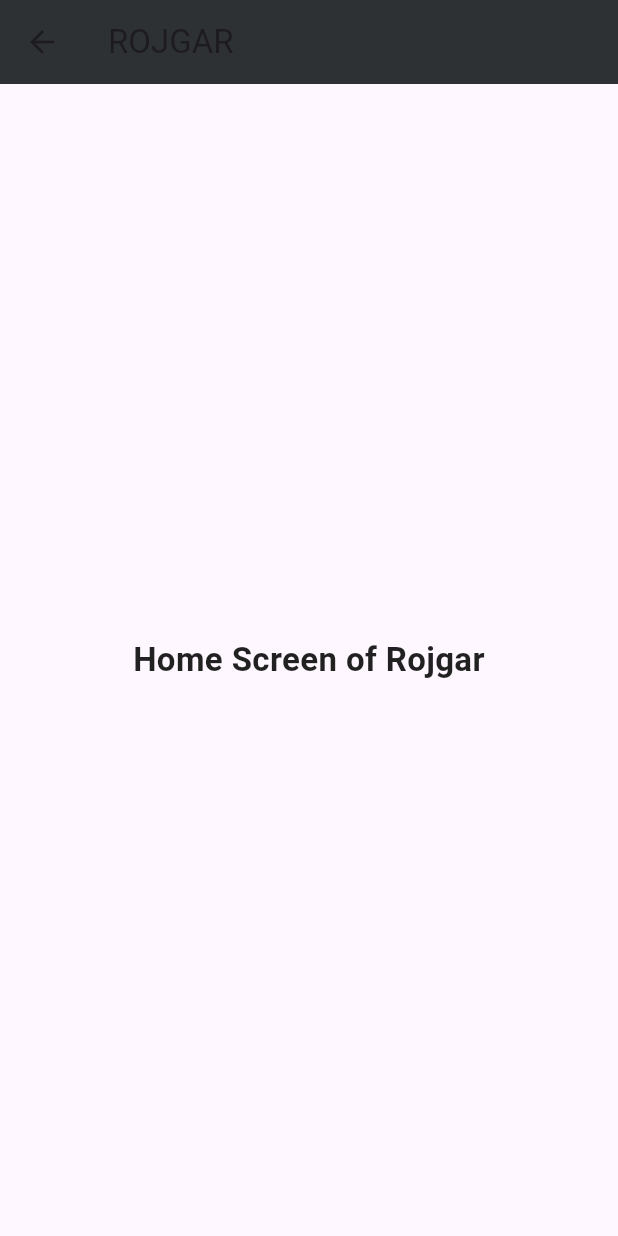
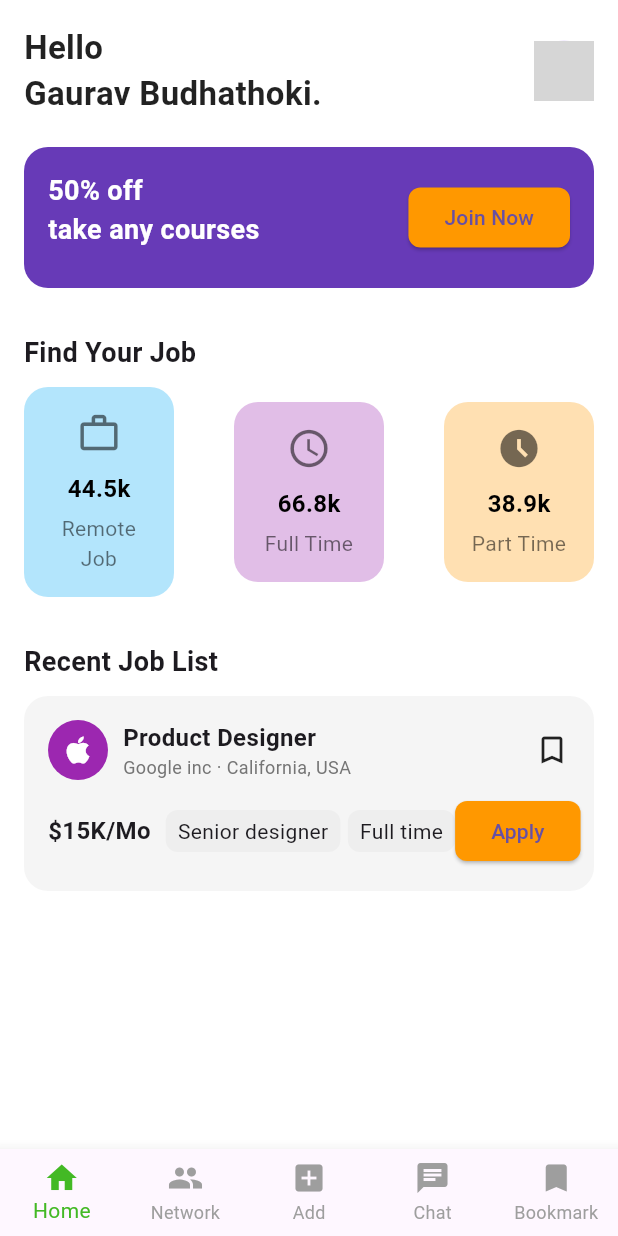
Before and after one commit to Gauravbudhathoki/rojgar_final, a Flutter app: the LoginScreen screen opened directly, after a tap on "Login", on a phone screen of 412 x 824 dp. Run offline on Flutter 3.47's test engine with Material 3 defaults, Android fonts, the phone set to English and light mode, and no system bars; our stand-ins replace smooth_page_indicator; network calls fail; grey boxes are pictures that could not be loaded.

Commit message:
All done

```diff
--- a/lib/main.dart
+++ b/lib/main.dart
@@ -1,5 +1,6 @@
 import 'package:flutter/material.dart';
-import 'package:rojgar/screens/splash_screen.dart';
+import 'package:rojgar/screens/buttom_navigation_screen.dart';
+// import 'package:rojgar/screens/splash_screen.dart';
 // import 'package:rojgar_1/screens/onboarding_screen.dart';
 // import 'screens/login_screen.dart';
 
@@ -16,7 +17,7 @@ class MyApp extends StatelessWidget {
     return MaterialApp(
       debugShowCheckedModeBanner: false,
       title: 'Rojgar',
-      home: const SplashScreen(),
+      home: const ButtomNavigationScreen(),
 
 
     );
--- /dev/null
+++ b/lib/screens/buttom_navigation_screen.dart
@@ -0,0 +1,65 @@
+import 'package:flutter/material.dart';
+import 'buttom_screens/add_screen.dart';
+import 'buttom_screens/bookmark_screen.dart';
+import 'buttom_screens/chat_screen.dart';
+import 'buttom_screens/home_screen.dart';
+import 'buttom_screens/network_screen.dart';
+
+class ButtomNavigationScreen extends StatefulWidget {
+  const ButtomNavigationScreen({super.key});
+
+  @override
+  State<ButtomNavigationScreen> createState() => _ButtomNavigationScreenState();
+}
+
+class _ButtomNavigationScreenState extends State<ButtomNavigationScreen> {
+  int _currentIndex = 0;
+
+  final List<Widget> _screens = const [
+    HomeScreen(),
+    NetworkScreen(),
+    AddScreen(),
+    ChatScreen(),
+    BookmarkScreen(),
+  ];
+
+  @override
+  Widget build(BuildContext context) {
+    return Scaffold(
+      body: _screens[_currentIndex],
+      bottomNavigationBar: BottomNavigationBar(
+        currentIndex: _currentIndex,
+        type: BottomNavigationBarType.fixed,
+        selectedItemColor: Color(0xFF43B925),
+        unselectedItemColor: Colors.grey,
+        onTap: (index) {
+          setState(() {
+            _currentIndex = index;
+          });
+        },
+        items: const [
+          BottomNavigationBarItem(
+            icon: Icon(Icons.home),
+            label: 'Home',
+          ),
+          BottomNavigationBarItem(
+            icon: Icon(Icons.people),
+            label: 'Network',
+          ),
+          BottomNavigationBarItem(
+            icon: Icon(Icons.add_box),
+            label: 'Add',
+          ),
+          BottomNavigationBarItem(
+            icon: Icon(Icons.chat),
+            label: 'Chat',
+          ),
+          BottomNavigationBarItem(
+            icon: Icon(Icons.bookmark),
+            label: 'Bookmark',
+          ),
+        ],
+      ),
+    );
+  }
+}
--- /dev/null
+++ b/lib/screens/buttom_screens/home_screen.dart
@@ -0,0 +1,230 @@
+import 'package:flutter/material.dart';
+
+class HomeScreen extends StatelessWidget {
+  const HomeScreen({super.key});
+
+  @override
+  Widget build(BuildContext context) {
+    return Scaffold(
+      backgroundColor: Colors.white,
+      body: SafeArea(
+        child: SingleChildScrollView(
+          padding: const EdgeInsets.all(16.0),
+          child: Column(
+            crossAxisAlignment: CrossAxisAlignment.start,
+            children: [
+              // Greeting and profile image
+              Row(
+                mainAxisAlignment: MainAxisAlignment.spaceBetween,
+                children: [
+                  const Text(
+                    "Hello\nGaurav Budhathoki.",
+                    style: TextStyle(
+                      fontSize: 22,
+                      fontWeight: FontWeight.bold,
+                      color: Colors.black87,
+                    ),
+                  ),
+                  const CircleAvatar(
+                    backgroundImage: NetworkImage(
+                        'https://randomuser.me/api/portraits/men/1.jpg'),
+                  )
+                ],
+              ),
+              const SizedBox(height: 20),
+
+              // Offer card
+              Container(
+                padding: const EdgeInsets.all(16),
+                decoration: BoxDecoration(
+                  color: Colors.deepPurple,
+                  borderRadius: BorderRadius.circular(16),
+                ),
+                child: Row(
+                  children: [
+                    Expanded(
+                      child: Column(
+                        crossAxisAlignment: CrossAxisAlignment.start,
+                        children: const [
+                          Text(
+                            "50% off\ntake any courses",
+                            style: TextStyle(
+                              color: Colors.white,
+                              fontSize: 18,
+                              fontWeight: FontWeight.bold,
+                            ),
+                          ),
+                          SizedBox(height: 10),
+                        ],
+                      ),
+                    ),
+                    ElevatedButton(
+                      onPressed: () {},
+                      style: ElevatedButton.styleFrom(
+                        backgroundColor: Colors.orange,
+                        shape: RoundedRectangleBorder(
+                          borderRadius: BorderRadius.circular(8),
+                        ),
+                      ),
+                      child: const Text("Join Now"),
+                    )
+                  ],
+                ),
+              ),
+              const SizedBox(height: 30),
+
+              // Find Your Job
+              const Text(
+                "Find Your Job",
+                style: TextStyle(
+                  fontSize: 18,
+                  fontWeight: FontWeight.bold,
+                ),
+              ),
+              const SizedBox(height: 10),
+              Row(
+                mainAxisAlignment: MainAxisAlignment.spaceBetween,
+                children: [
+                  _jobCard("Remote Job", "44.5k", Colors.lightBlue.shade100,
+                      Icons.work_outline),
+                  _jobCard("Full Time", "66.8k", Colors.purple.shade100,
+                      Icons.access_time_outlined),
+                  _jobCard("Part Time", "38.9k", Colors.orange.shade100,
+                      Icons.access_time_filled),
+                ],
+              ),
+              const SizedBox(height: 30),
+
+              // Recent Job List
+              const Text(
+                "Recent Job List",
+                style: TextStyle(
+                  fontSize: 18,
+                  fontWeight: FontWeight.bold,
+                ),
+              ),
+              const SizedBox(height: 10),
+              _recentJobItem(
+                "Product Designer",
+                "Google inc · California, USA",
+                "\$15K/Mo",
+              ),
+            ],
+          ),
+        ),
+      ),
+    );
+  }
+
+  Widget _jobCard(
+      String title, String count, Color color, IconData iconData) {
+    return Container(
+      padding: const EdgeInsets.all(16),
+      width: 100,
+      decoration: BoxDecoration(
+        color: color,
+        borderRadius: BorderRadius.circular(16),
+      ),
+      child: Column(
+        children: [
+          Icon(iconData, size: 30, color: Colors.black54),
+          const SizedBox(height: 10),
+          Text(
+            count,
+            style: const TextStyle(
+                fontSize: 16, fontWeight: FontWeight.bold, color: Colors.black),
+          ),
+          const SizedBox(height: 5),
+          Text(
+            title,
+            style: const TextStyle(color: Colors.black54),
+            textAlign: TextAlign.center,
+          ),
+        ],
+      ),
+    );
+  }
+
+  Widget _recentJobItem(String title, String company, String salary) {
+    return Container(
+      padding: const EdgeInsets.all(16),
+      margin: const EdgeInsets.only(bottom: 16),
+      decoration: BoxDecoration(
+        color: Colors.grey.shade100,
+        borderRadius: BorderRadius.circular(16),
+      ),
+      child: Column(
+        crossAxisAlignment: CrossAxisAlignment.start,
+        children: [
+          Row(
+            mainAxisAlignment: MainAxisAlignment.spaceBetween,
+            children: [
+              Row(
+                children: [
+                  const CircleAvatar(
+                    backgroundColor: Colors.purple,
+                    child: Icon(Icons.apple, color: Colors.white),
+                  ),
+                  const SizedBox(width: 10),
+                  Column(
+                    crossAxisAlignment: CrossAxisAlignment.start,
+                    children: [
+                      Text(
+                        title,
+                        style: const TextStyle(
+                            fontWeight: FontWeight.bold, fontSize: 16),
+                      ),
+                      Text(
+                        company,
+                        style:
+                        TextStyle(fontSize: 12, color: Colors.grey.shade600),
+                      ),
+                    ],
+                  )
+                ],
+              ),
+              Icon(Icons.bookmark_border),
+            ],
+          ),
+          const SizedBox(height: 10),
+          Row(
+            children: [
+              Text(
+                salary,
+                style: const TextStyle(
+                    fontWeight: FontWeight.bold, fontSize: 16),
+              ),
+              const SizedBox(width: 10),
+              Container(
+                padding: const EdgeInsets.symmetric(horizontal: 8, vertical: 4),
+                decoration: BoxDecoration(
+                    color: Colors.grey.shade200,
+                    borderRadius: BorderRadius.circular(8)),
+                child: const Text("Senior designer"),
+              ),
+              const SizedBox(width: 5),
+              Container(
+                padding: const EdgeInsets.symmetric(horizontal: 8, vertical: 4),
+                decoration: BoxDecoration(
+                    color: Colors.grey.shade200,
+                    borderRadius: BorderRadius.circular(8)),
+                child: const Text("Full time"),
+              ),
+              const Spacer(),
+              ElevatedButton(
+                onPressed: () {},
+                style: ElevatedButton.styleFrom(
+                  backgroundColor: Colors.orange,
+                  shape: RoundedRectangleBorder(
+                    borderRadius: BorderRadius.circular(8),
+                  ),
+                ),
+                child: const Text("Apply"),
+              )
+            ],
+          )
+        ],
+      ),
+    );
+  }
+}
--- a/lib/screens/home_screen.dart
+++ /dev/null
@@ -1,26 +0,0 @@
-import 'package:flutter/material.dart';
-
-class HomeScreen extends StatelessWidget {
-  const HomeScreen({super.key});
-
-  @override
-  Widget build(BuildContext context) {
-    return Scaffold(
-      appBar: AppBar(
-        title: const Text('ROJGAR'),
-        backgroundColor: const Color(0xFF2E3134),
-      ),
-      body: const Center(
-        child: Text(
-          'Home Screen of Rojgar',
-          style: TextStyle(
-            fontSize: 22,
-            fontWeight: FontWeight.bold,
-            color: Colors.black87,
-          ),
-          textAlign: TextAlign.center,
-        ),
-      ),
-    );
-  }
-}
--- a/lib/screens/login_screen.dart
+++ b/lib/screens/login_screen.dart
@@ -1,6 +1,6 @@
 
 import 'package:flutter/material.dart';
-import 'home_screen.dart';
+import 'package:rojgar/screens/buttom_navigation_screen.dart';
 import 'register_screen.dart';
 
 class LoginScreen extends StatelessWidget {
@@ -104,7 +104,7 @@ class LoginScreen extends StatelessWidget {
                   onPressed: () {
                     Navigator.pushReplacement(
                       context,
-                      MaterialPageRoute(builder: (_) => const HomeScreen()),
+                      MaterialPageRoute(builder: (_) => const ButtomNavigationScreen()),
                     );
                   },
                   child: const Text(
```
Also changed, not shown: lib/screens/buttom_screens/add_screen.dart (added, +17 -0 lines), lib/screens/buttom_screens/bookmark_screen.dart (added, +17 -0 lines), lib/screens/buttom_screens/chat_screen.dart (added, +17 -0 lines), lib/screens/buttom_screens/network_screen.dart (added, +17 -0 lines), lib/theme/application_theme.dart (added, +49 -0 lines), lib/theme/button_navigation_theme.dart (added, +36 -0 lines), lib/theme/input_decoration_theme.dart (added, +60 -0 lines).
